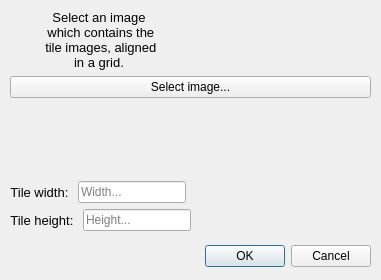
Before: the Qt Designer form src/ui/tilesheet/tile_sheet_dialog.ui in albin-johansson/tactile, drawn with Qt 5.
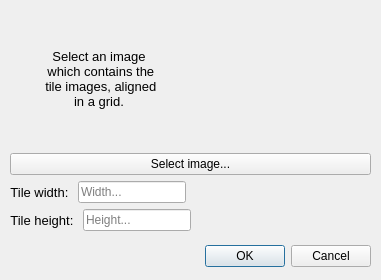
After: the same form once the commit is applied. Icons and pictures are not drawn.

Diff of the .ui file:
```diff
--- a/src/ui/tilesheet/tile_sheet_dialog.ui
+++ b/src/ui/tilesheet/tile_sheet_dialog.ui
@@ -10,6 +10,12 @@
     <height>280</height>
    </rect>
   </property>
+  <property name="sizePolicy">
+   <sizepolicy hsizetype="Fixed" vsizetype="Fixed">
+    <horstretch>0</horstretch>
+    <verstretch>0</verstretch>
+   </sizepolicy>
+  </property>
   <property name="windowTitle">
    <string>Dialog</string>
   </property>
@@ -83,7 +89,7 @@
       <item>
        <widget class="QPushButton" name="imageButton">
         <property name="sizePolicy">
-         <sizepolicy hsizetype="Preferred" vsizetype="Preferred">
+         <sizepolicy hsizetype="Expanding" vsizetype="Fixed">
           <horstretch>0</horstretch>
           <verstretch>0</verstretch>
          </sizepolicy>
@@ -95,19 +101,6 @@
       </item>
      </layout>
     </item>
-    <item>
-     <spacer name="verticalSpacer_2">
-      <property name="orientation">
-       <enum>Qt::Vertical</enum>
-      </property>
-      <property name="sizeHint" stdset="0">
-       <size>
-        <width>20</width>
-        <height>40</height>
-       </size>
-      </property>
-     </spacer>
-    </item>
     <item>
      <layout class="QHBoxLayout" name="horizontalLayout_2">
       <item>
```
